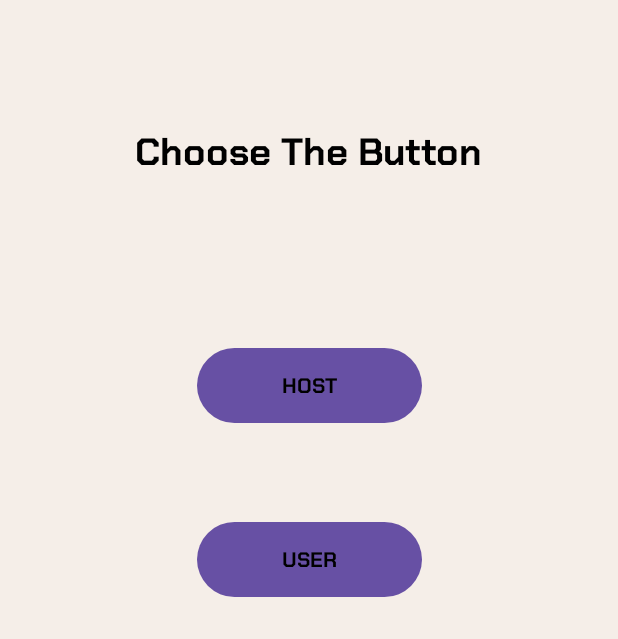
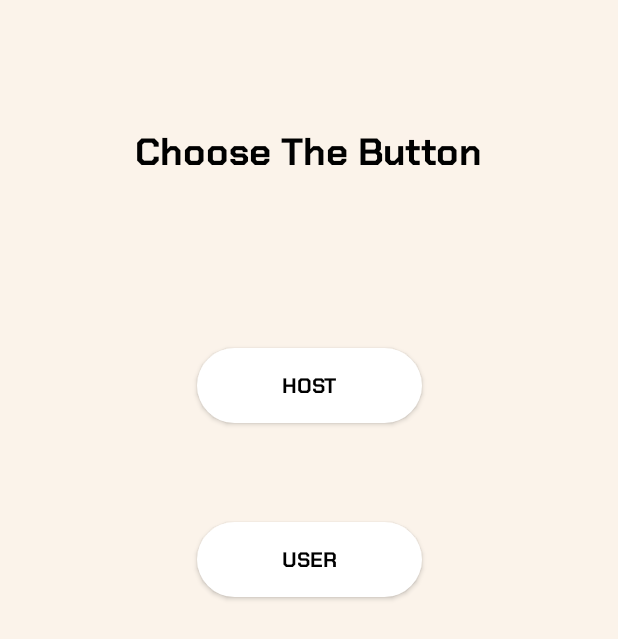
Before and after one commit to UnreaLin01/LETS_BUZZ, an Android app: the screen it shows after launch (MainActivity), on a phone screen of 412 x 824 dp. Shown: the top 639 px of the screen. Run offline under Robolectric (Android 15) with nearby library versions, the phone set to English and light mode, and no system bars.

Commit message:
background color change and add the new color

```diff
--- a/app/src/main/res/values-night/themes.xml
+++ b/app/src/main/res/values-night/themes.xml
@@ -1,6 +1,6 @@
 <resources xmlns:tools="http://schemas.android.com/tools">
     <!-- Base application theme. -->
-    <style name="Base.Theme.Project_BLE" parent="Theme.Material3.DayNight.NoActionBar">
+    <style name="Base.Theme.Project_BLE" parent="Theme.AppCompat.Light.NoActionBar">
         <!-- Customize your dark theme here. -->
         <!-- <item name="colorPrimary">@color/my_dark_primary</item> -->
     </style>
--- a/app/src/main/res/values/colors.xml
+++ b/app/src/main/res/values/colors.xml
@@ -3,7 +3,7 @@
     <color name="purple_200">#FFBB86FC</color>
     <color name="purple_500">#FF6200EE</color>
     <color name="purple_700">#FF3700B3</color>
-    <color name="teal_200">#FF03DAC5</color>
+    <color name="teal_200">#BFD9E5</color>
     <color name="teal_700">#FF018786</color>
     <color name="black">#FF000000</color>
     <color name="white">#FFFFFFFF</color>
@@ -11,5 +11,5 @@
 
     <color name="primary_color">#565cce</color>
     <color name="second_color">#8d92fa</color>
-    <color name="white_color">#F5EEE8</color>
+    <color name="white_color">#FBF3EA</color>
 </resources>
--- a/app/src/main/res/values/themes.xml
+++ b/app/src/main/res/values/themes.xml
@@ -1,6 +1,6 @@
 <resources xmlns:tools="http://schemas.android.com/tools">
     <!-- Base application theme. -->
-    <style name="Base.Theme.Project_BLE" parent="Theme.Material3.DayNight.NoActionBar">
+    <style name="Base.Theme.Project_BLE" parent="Theme.AppCompat.Light.NoActionBar">
         <!-- Customize your light theme here. -->
         <!-- <item name="colorPrimary">@color/my_light_primary</item> -->
     </style>
```
Also changed, not shown: app/src/main/res/drawable/background.png (added).
